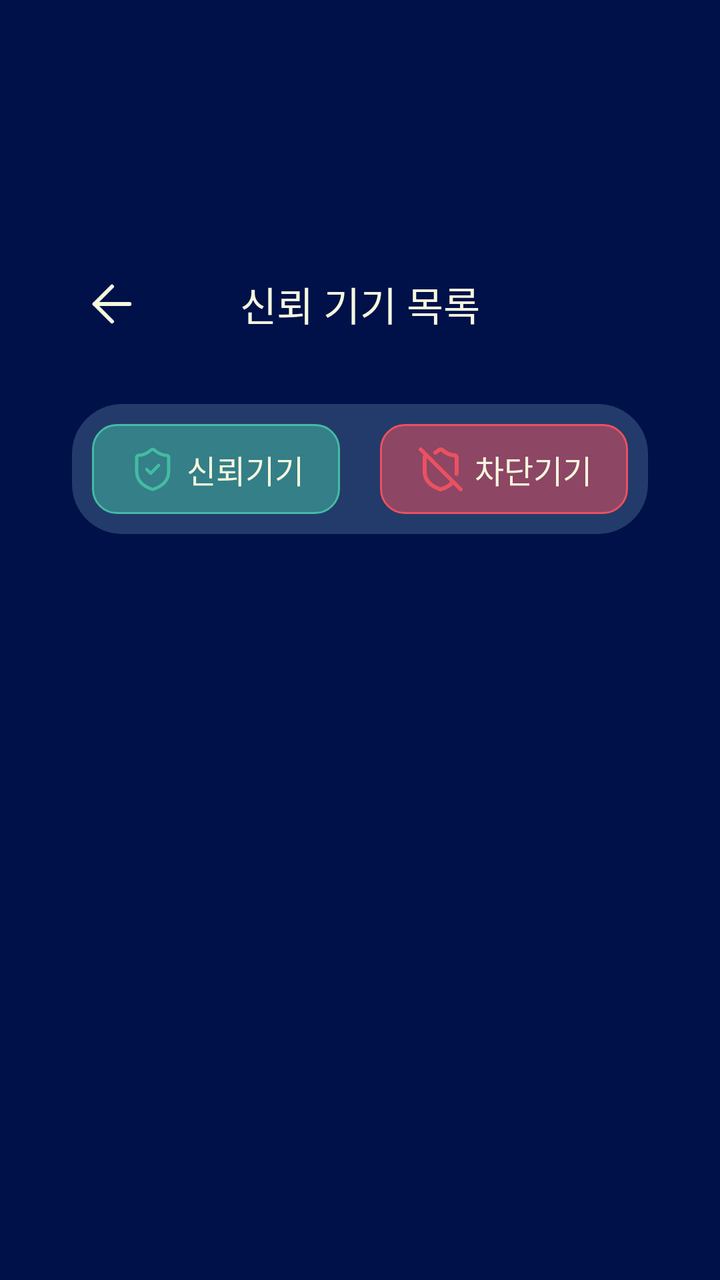
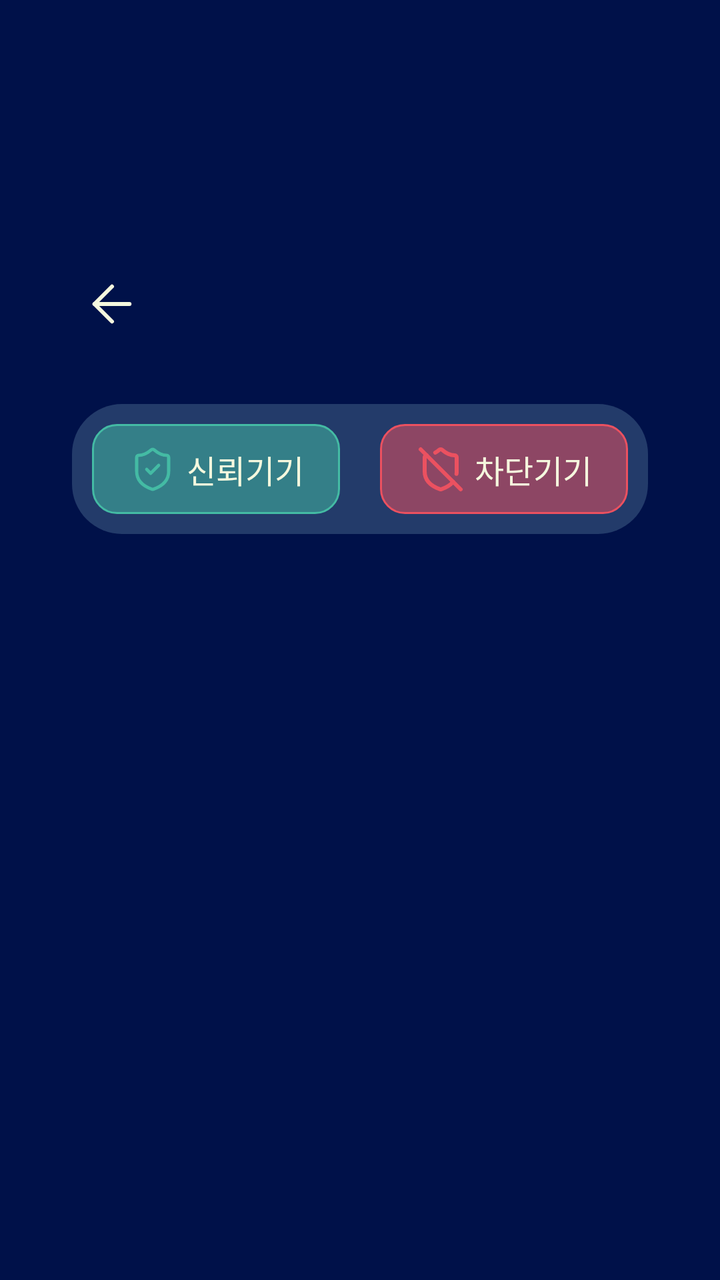

An Android layout rendered at two revisions. The XML below is the earlier revision; the diff shows what the commit changed to produce the second picture.
<!-- AndroidManifest.xml: application theme Theme.AllinSafe -->
<!-- res/layout/ais22_btm_view_device.xml -->
<?xml version="1.0" encoding="utf-8"?>
<androidx.constraintlayout.widget.ConstraintLayout xmlns:android="http://schemas.android.com/apk/res/android"
    xmlns:app="http://schemas.android.com/apk/res-auto"
    xmlns:tools="http://schemas.android.com/tools"
    android:layout_width="match_parent"
    android:layout_height="match_parent"
    android:background="@color/ais_darkblue">

    
    
    <ImageButton
        android:id="@+id/btn_back"
        android:layout_width="40dp"
        android:layout_height="40dp"
        android:layout_marginTop="100dp"
        android:background="@color/transparent"
        android:src="@drawable/ais_ic_back"
        app:layout_constraintStart_toStartOf="@+id/space_left"
        app:layout_constraintTop_toTopOf="@+id/space_top" />

    <TextView
        android:id="@+id/tv_title"
        android:layout_width="wrap_content"
        android:layout_height="wrap_content"
        android:fontFamily="@font/pretendard_bold"
        android:text="신뢰 기기 목록"
        android:textColor="@color/ais_neongreenwhite"
        android:textSize="20sp"
        app:layout_constraintBottom_toBottomOf="@+id/btn_back"
        app:layout_constraintEnd_toStartOf="@+id/space_right"
        app:layout_constraintStart_toStartOf="@+id/space_left"
        app:layout_constraintTop_toTopOf="@+id/btn_back" />

    <androidx.constraintlayout.widget.ConstraintLayout
        android:id="@+id/constraintLayout3"
        android:layout_width="0dp"
        android:layout_height="65dp"
        android:layout_marginTop="30dp"
        android:background="@drawable/old_btn_round_blue"
        app:layout_constraintEnd_toStartOf="@+id/space_right"
        app:layout_constraintStart_toStartOf="@+id/space_left"
        app:layout_constraintTop_toBottomOf="@+id/btn_back">

        <androidx.constraintlayout.widget.ConstraintLayout
            android:id="@+id/topbar_trust_background"
            android:layout_width="0dp"
            android:layout_height="45dp"
            android:layout_marginHorizontal="10dp"
            android:background="@drawable/ais_round_halfmint_full_mint_edge"
            app:layout_constraintBottom_toBottomOf="parent"
            app:layout_constraintEnd_toStartOf="@+id/guideline_vertical"
            app:layout_constraintStart_toStartOf="parent"
            app:layout_constraintTop_toTopOf="parent">

            <ImageView
                android:id="@+id/topbar_trust_icon"
                android:layout_width="24dp"
                android:layout_height="24dp"
                android:src="@drawable/ais_ic_safeshield"
                app:layout_constraintBottom_toBottomOf="parent"
                app:layout_constraintEnd_toStartOf="@+id/textView6"
                app:layout_constraintHorizontal_bias="0.5"
                app:layout_constraintHorizontal_chainStyle="packed"
                app:layout_constraintStart_toStartOf="parent"
                app:layout_constraintTop_toTopOf="parent" />

            <TextView
                android:id="@+id/textView6"
                android:layout_width="wrap_content"
                android:layout_height="wrap_content"
                android:fontFamily="@font/pretendard_bold"
                android:paddingLeft="5dp"
                android:text="신뢰기기"
                android:textColor="@color/ais_neongreenwhite"
                android:textSize="16sp"
                app:layout_constraintBottom_toBottomOf="parent"
                app:layout_constraintEnd_toEndOf="parent"
                app:layout_constraintStart_toEndOf="@+id/topbar_trust_icon"
                app:layout_constraintTop_toTopOf="parent" />
        </androidx.constraintlayout.widget.ConstraintLayout>

        <androidx.constraintlayout.widget.ConstraintLayout
            android:id="@+id/topbar_block_background"
            android:layout_width="0dp"
            android:layout_height="45dp"
            android:layout_marginHorizontal="10dp"
            android:background="@drawable/ais_round_halfred_full_red_edge"
            app:layout_constraintBottom_toBottomOf="parent"
            app:layout_constraintEnd_toEndOf="parent"
            app:layout_constraintStart_toStartOf="@+id/guideline_vertical"
            app:layout_constraintTop_toTopOf="parent">

            <ImageView
                android:id="@+id/topbar_block_icon"
                android:layout_width="24dp"
                android:layout_height="24dp"
                android:src="@drawable/ais_ic_dangershield"
                app:layout_constraintBottom_toBottomOf="parent"
                app:layout_constraintEnd_toStartOf="@+id/textView7"
                app:layout_constraintHorizontal_bias="0.5"
                app:layout_constraintHorizontal_chainStyle="packed"
                app:layout_constraintStart_toStartOf="parent"
                app:layout_constraintTop_toTopOf="parent" />

            <TextView
                android:id="@+id/textView7"
                android:layout_width="wrap_content"
                android:layout_height="wrap_content"
                android:fontFamily="@font/pretendard_bold"
                android:paddingLeft="5dp"
                android:text="차단기기"
                android:textColor="@color/ais_neongreenwhite"
                android:textSize="16sp"
                app:layout_constraintBottom_toBottomOf="parent"
                app:layout_constraintEnd_toEndOf="parent"
                app:layout_constraintStart_toEndOf="@+id/topbar_block_icon"
                app:layout_constraintTop_toTopOf="parent" />
        </androidx.constraintlayout.widget.ConstraintLayout>
        
        <androidx.constraintlayout.widget.Guideline
            android:id="@+id/guideline_vertical"
            android:layout_width="wrap_content"
            android:layout_height="wrap_content"
            android:orientation="vertical"
            app:layout_constraintGuide_percent="0.5" />
    </androidx.constraintlayout.widget.ConstraintLayout>

    <androidx.recyclerview.widget.RecyclerView
        android:id="@+id/recyclerview_devices"
        android:layout_width="0dp"
        android:layout_height="0dp"
        android:layout_marginTop="20dp"
        app:layout_constraintBottom_toTopOf="@+id/space_bottom"
        app:layout_constraintEnd_toStartOf="@+id/space_right"
        app:layout_constraintStart_toStartOf="@+id/space_left"
        app:layout_constraintTop_toBottomOf="@+id/constraintLayout3" />


    <androidx.constraintlayout.widget.Guideline
        android:id="@+id/space_left"
        android:layout_width="wrap_content"
        android:layout_height="wrap_content"
        android:orientation="vertical"
        app:layout_constraintGuide_percent="0.1"/>
    <androidx.constraintlayout.widget.Guideline
        android:id="@+id/space_right"
        android:layout_width="wrap_content"
        android:layout_height="wrap_content"
        android:orientation="vertical"
        app:layout_constraintGuide_percent="0.9"/>
    <androidx.constraintlayout.widget.Guideline
        android:id="@+id/space_top"
        android:layout_width="wrap_content"
        android:layout_height="wrap_content"
        android:orientation="horizontal"
        app:layout_constraintGuide_percent="0.05"/>
    <androidx.constraintlayout.widget.Guideline
        android:id="@+id/space_bottom"
        android:layout_width="wrap_content"
        android:layout_height="wrap_content"
        android:orientation="horizontal"
        app:layout_constraintGuide_percent="0.95"/>
</androidx.constraintlayout.widget.ConstraintLayout>
<!-- resources referenced by this layout -->
<resources>
  <color name="ais_darkblue">#001149</color>
  <color name="ais_neongreenwhite">#F5F8DE</color>
  <color name="transparent">#00000000</color>
  <!-- drawable ais_ic_back (drawable) -->
  <vector xmlns:android="http://schemas.android.com/apk/res/android"
      android:width="30dp"
      android:height="30dp"
      android:viewportWidth="30"
      android:viewportHeight="30">
    <path
        android:pathData="M15,23.75L6.25,15L15,6.25"
        android:strokeLineJoin="round"
        android:strokeWidth="2"
        android:fillColor="#00000000"
        android:strokeColor="@color/ais_neongreenwhite"
        android:strokeLineCap="round"/>
    <path
        android:pathData="M23.75,15H6.25"
        android:strokeLineJoin="round"
        android:strokeWidth="2"
        android:fillColor="#00000000"
        android:strokeColor="@color/ais_neongreenwhite"
        android:strokeLineCap="round"/>
  </vector>
  <!-- drawable ais_ic_safeshield (drawable) -->
  <vector xmlns:android="http://schemas.android.com/apk/res/android"
      android:width="30dp"
      android:height="30dp"
      android:viewportWidth="30"
      android:viewportHeight="30">
    <path
        android:pathData="M25,16.25C25,22.5 20.625,25.625 15.425,27.438C15.153,27.53 14.857,27.525 14.587,27.425C9.375,25.625 5,22.5 5,16.25V7.5C5,7.168 5.132,6.85 5.366,6.616C5.601,6.382 5.918,6.25 6.25,6.25C8.75,6.25 11.875,4.75 14.05,2.85C14.315,2.624 14.652,2.499 15,2.499C15.348,2.499 15.685,2.624 15.95,2.85C18.138,4.762 21.25,6.25 23.75,6.25C24.081,6.25 24.399,6.382 24.634,6.616C24.868,6.85 25,7.168 25,7.5V16.25Z"
        android:strokeLineJoin="round"
        android:strokeWidth="2"
        android:fillColor="#00000000"
        android:strokeColor="#44BBA4"
        android:strokeLineCap="round"/>
    <path
        android:pathData="M11.25,15L13.75,17.5L18.75,12.5"
        android:strokeLineJoin="round"
        android:strokeWidth="2"
        android:fillColor="#00000000"
        android:strokeColor="#44BBA4"
        android:strokeLineCap="round"/>
  </vector>
  <!-- drawable ais_round_halfmint_full_mint_edge (drawable) -->
  <?xml version="1.0" encoding="utf-8"?>
  <shape xmlns:android="http://schemas.android.com/apk/res/android"
      android:shape="rectangle">
      <solid android:color="@color/ais_half_mint" />
      <corners android:radius="12dp" />
      <stroke
          android:width="1dp"
          android:color="@color/ais_mint" />
  </shape>
  <!-- drawable ais_round_halfred_full_red_edge (drawable) -->
  <?xml version="1.0" encoding="utf-8"?>
  <shape xmlns:android="http://schemas.android.com/apk/res/android"
      android:shape="rectangle">
      <solid android:color="@color/ais_half_red" />
      <corners android:radius="12dp" />
      <stroke
          android:width="1dp"
          android:color="@color/ais_red" />
  </shape>
  <!-- drawable old_btn_round_blue (drawable) -->
  <?xml version="1.0" encoding="utf-8"?>
  <shape xmlns:android="http://schemas.android.com/apk/res/android" android:shape="rectangle">
      <corners android:radius="25dp"/>
      <solid android:color="@color/ui_blue"/>
  </shape>
  <style name="Theme.AllinSafe" parent="android:Theme.Material.Light.NoActionBar" />
  <color name="ais_half_mint">#8844BBA4</color>
  <color name="ais_mint">#44BBA4</color>
  <color name="ais_half_red">#88EB5160</color>
  <color name="ais_red">#EB5160</color>
  <color name="ui_blue">#233B6A</color>
  <!-- unchanged entries left out for length: 1 -->
</resources>

<!-- the commit's change to res/layout/ais22_btm_view_device.xml (unified diff, before → after) -->
@@ -1,7 +1,6 @@
 <?xml version="1.0" encoding="utf-8"?>
 <androidx.constraintlayout.widget.ConstraintLayout xmlns:android="http://schemas.android.com/apk/res/android"
     xmlns:app="http://schemas.android.com/apk/res-auto"
-    xmlns:tools="http://schemas.android.com/tools"
     android:layout_width="match_parent"
     android:layout_height="match_parent"
     android:background="@color/ais_darkblue">
@@ -23,7 +22,6 @@
         android:layout_width="wrap_content"
         android:layout_height="wrap_content"
         android:fontFamily="@font/pretendard_bold"
-        android:text="신뢰 기기 목록"
         android:textColor="@color/ais_neongreenwhite"
         android:textSize="20sp"
         app:layout_constraintBottom_toBottomOf="@+id/btn_back"
